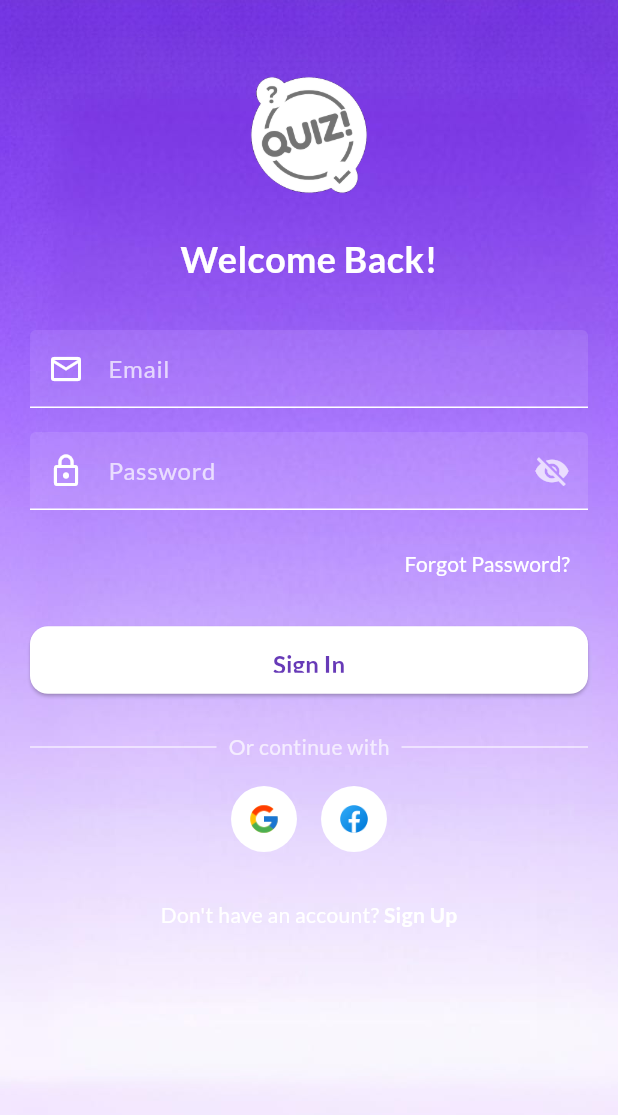
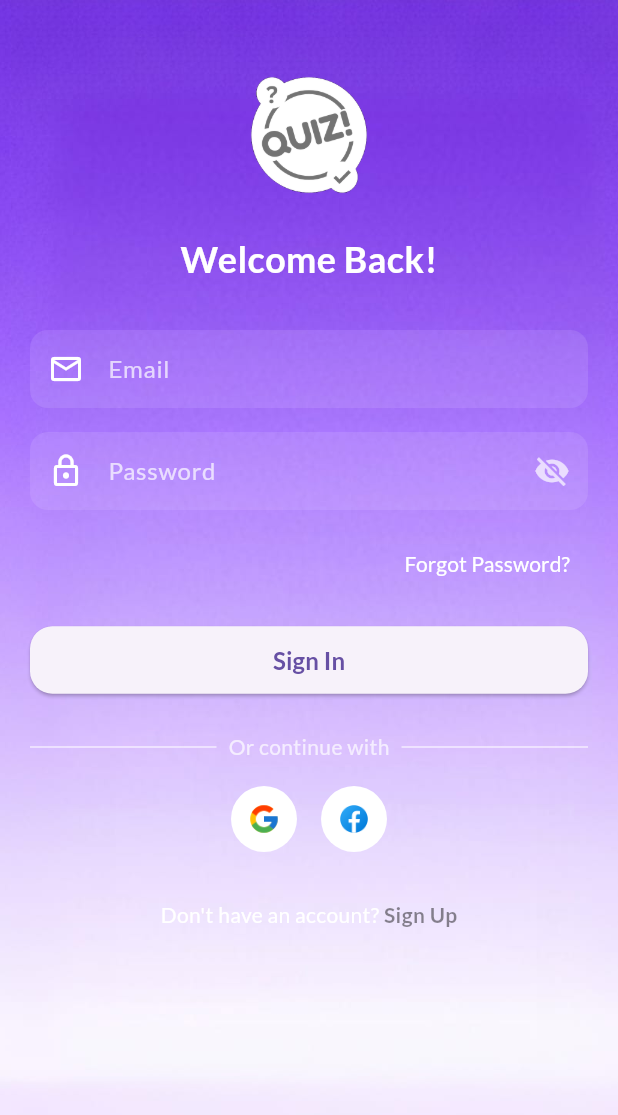
Before and after one commit to arian-ahamed-emon/flutter_quiz_app, a Flutter app: the screen it shows after launch, item 4 of the bottom bar chosen, after a tap on "Log Out", on a phone screen of 412 x 824 dp. Shown: the top 1115 px of the screen. Run offline on Flutter 3.47's test engine with Material 3 defaults, Android fonts, the light colour scheme and no system bars; our stand-ins replace google_fonts, google_nav_bar, lite_rolling_switch.

Commit message:
feat: Implement Home Screen's UI

```diff
--- a/lib/main.dart
+++ b/lib/main.dart
@@ -16,7 +16,7 @@ class QuizApp extends StatelessWidget {
       title: 'Quiz App',
       theme: ThemeData(
         elevatedButtonTheme: _elevatedButtonThemeData(),
-        inputDecorationTheme: _inputDecorationTheme(),
+        //inputDecorationTheme: _inputDecorationTheme(),
       ),
       home: SplashScreen(),
     );
--- a/lib/ui/ screens/book_mark_screen.dart
+++ b/lib/ui/ screens/book_mark_screen.dart
@@ -67,6 +67,7 @@ class _BookMarkScreenState extends State<BookMarkScreen> {
         title: Text('Bookmarks', style: GoogleFonts.lato(color: Colors.white, fontWeight: FontWeight.bold)),
         centerTitle: true,
       ),
+      resizeToAvoidBottomInset: true,
       body: ScreenBackground(
         child: Padding(
           padding: const EdgeInsets.symmetric(horizontal: 16, vertical: 12),
--- a/lib/ui/ screens/home_screen.dart
+++ b/lib/ui/ screens/home_screen.dart
@@ -1,5 +1,7 @@
 import 'package:flutter/material.dart';
 import 'package:google_fonts/google_fonts.dart';
+import 'package:quiz_app/ui/%20screens/kids_quiz_screen.dart';
+import 'package:quiz_app/ui/%20screens/programing_quiz_screen.dart';
 import 'package:quiz_app/ui/utils/assets_path.dart';
 import 'package:quiz_app/ui/widgets/screen_background.dart';
 import '../widgets/custom_app_bar.dart';
@@ -13,6 +15,12 @@ class HomeScreen extends StatefulWidget {
 }
 
 class _HomeScreenState extends State<HomeScreen> {
+
+  final List<Widget> _screens = [
+    ProgramingQuizScreen(),
+    KidsQuizScreen()
+  ];
+
   List<Map<String, dynamic>> quizCategory = [
     {'title': 'Technology', 'img': AssetPath.tech},
     {'title': 'Science', 'img': AssetPath.seince},
@@ -211,7 +219,11 @@ class _HomeScreenState extends State<HomeScreen> {
         shrinkWrap: true,
         itemBuilder: (context, index) {
           final quizList = _quizList[index];
-          return Card(
+          return GestureDetector(
+            onTap: (){
+              Navigator.push(context, MaterialPageRoute(builder: (context) => _screens[index],));
+            },
+            child: Card(
               shape: RoundedRectangleBorder(
                 borderRadius: BorderRadius.circular(16),
               ),
@@ -289,6 +301,7 @@ class _HomeScreenState extends State<HomeScreen> {
                   ],
                 ),
               ),
+            ),
           );
         },
       ),
--- a/lib/ui/ screens/sign_in_screen.dart
+++ b/lib/ui/ screens/sign_in_screen.dart
@@ -24,8 +24,10 @@ class _SignInScreenState extends State<SignInScreen> {
   @override
   Widget build(BuildContext context) {
     return Scaffold(
-      body: ScreenBackground(
-        child: SingleChildScrollView(
+      resizeToAvoidBottomInset: true,
+      body: SingleChildScrollView(
+        child: ScreenBackground(
+          child: Padding(
             padding: const EdgeInsets.symmetric(horizontal: 20, vertical: 40),
             child: Form(
               key: _formKey,
@@ -43,7 +45,6 @@ class _SignInScreenState extends State<SignInScreen> {
                   ),
                   const SizedBox(height: 30),
 
-                // Email Field
                   _buildTextField(
                     controller: _emailTEController,
                     hint: 'Email',
@@ -55,7 +56,6 @@ class _SignInScreenState extends State<SignInScreen> {
                   ),
                   const SizedBox(height: 16),
 
-                // Password Field
                   _buildTextField(
                     controller: _passwordTEController,
                     hint: 'Password',
@@ -92,19 +92,11 @@ class _SignInScreenState extends State<SignInScreen> {
 
                   const SizedBox(height: 16),
 
-                // Login Button
                   SizedBox(
                     width: double.infinity,
                     child: ElevatedButton(
                       onPressed: _onTapSignInButton,
-                    style: ElevatedButton.styleFrom(
-                      backgroundColor: Colors.white,
-                      foregroundColor: Colors.deepPurple,
-                      padding: const EdgeInsets.symmetric(vertical: 14),
-                      shape: RoundedRectangleBorder(
-                        borderRadius: BorderRadius.circular(12),
-                      ),
-                    ),
+
                       child: Text(
                         "Sign In",
                         style: GoogleFonts.lato(
@@ -133,19 +125,20 @@ class _SignInScreenState extends State<SignInScreen> {
 
                   const SizedBox(height: 16),
 
-                // Social Login
                   Row(
                     mainAxisAlignment: MainAxisAlignment.center,
                     children: [
                       _socialButton(AssetPath.googleLogo, _onTapGoogleSignIn),
                       const SizedBox(width: 16),
-                    _socialButton(AssetPath.facebookLogo, _onTapFacebookSignIn),
+                      _socialButton(
+                        AssetPath.facebookLogo,
+                        _onTapFacebookSignIn,
+                      ),
                     ],
                   ),
 
                   const SizedBox(height: 32),
 
-                // Sign Up Link
                   Text.rich(
                     TextSpan(
                       text: "Don't have an account?",
@@ -155,7 +148,7 @@ class _SignInScreenState extends State<SignInScreen> {
                           text: " Sign Up",
                           style: GoogleFonts.lato(
                             fontWeight: FontWeight.bold,
-                          color: Colors.white,
+                            color: Colors.black45,
                           ),
                           recognizer: TapGestureRecognizer()
                             ..onTap = () {
@@ -171,6 +164,7 @@ class _SignInScreenState extends State<SignInScreen> {
                     ),
                   ),
                 ],
+              ),
             ),
           ),
         ),
@@ -240,11 +234,7 @@ class _SignInScreenState extends State<SignInScreen> {
     );
   }
 
-  void _onTapGoogleSignIn() {
-    // Future: Implement Google Sign-in
+  void _onTapGoogleSignIn() {}
+
+  void _onTapFacebookSignIn() {}
 }
-
-  void _onTapFacebookSignIn() {
-    // Future: Implement Facebook Sign-in
-  }
-}
--- a/lib/ui/widgets/screen_background.dart
+++ b/lib/ui/widgets/screen_background.dart
@@ -7,8 +7,7 @@ final Widget child;
   @override
   Widget build(BuildContext context) {
     Size screenSize = MediaQuery.of(context).size;
-    return Scaffold(
-      body: Stack(
+    return Stack(
             children: [
               Image.asset(
                   AssetPath.screenBackground,
@@ -17,8 +16,7 @@ final Widget child;
                 fit: BoxFit.cover,
               ),
               SafeArea(child: child)
-          ]
-      ),
+            ],
     );
   }
 }
```
Also changed, not shown: lib/ui/ screens/flutter_quiz.dart (added, +20 -0 lines), lib/ui/ screens/kids_quiz_screen.dart (added, +20 -0 lines), lib/ui/ screens/programing_quiz_screen.dart (added, +86 -0 lines), lib/ui/ screens/sign_up_screen.dart (+19 -23 lines). Lines whose indentation alone changed are shown as unchanged.
